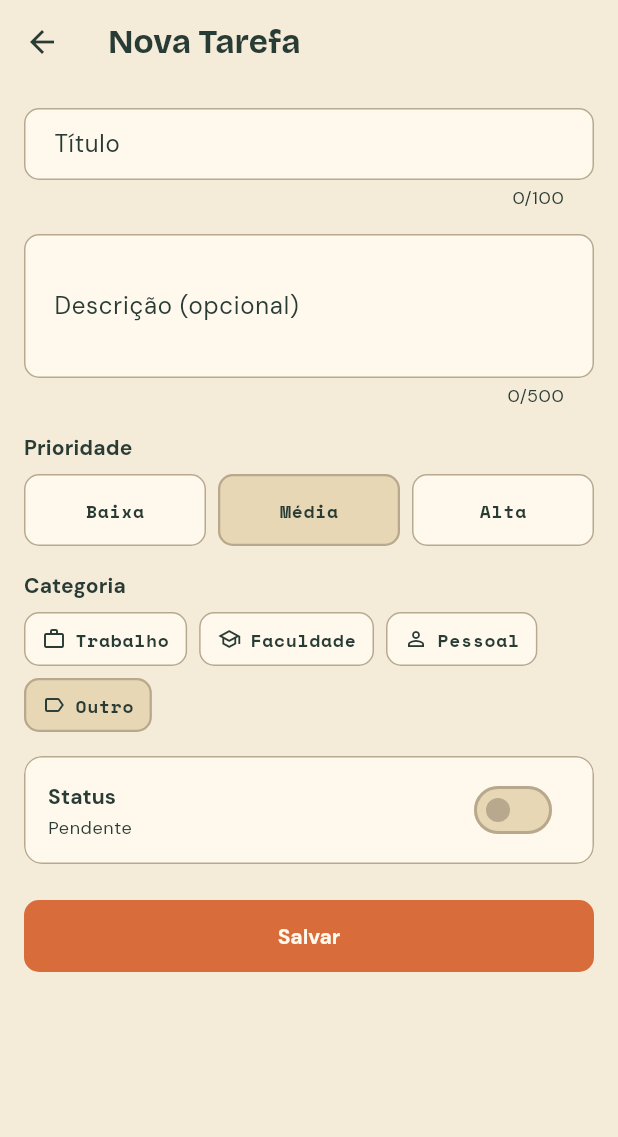
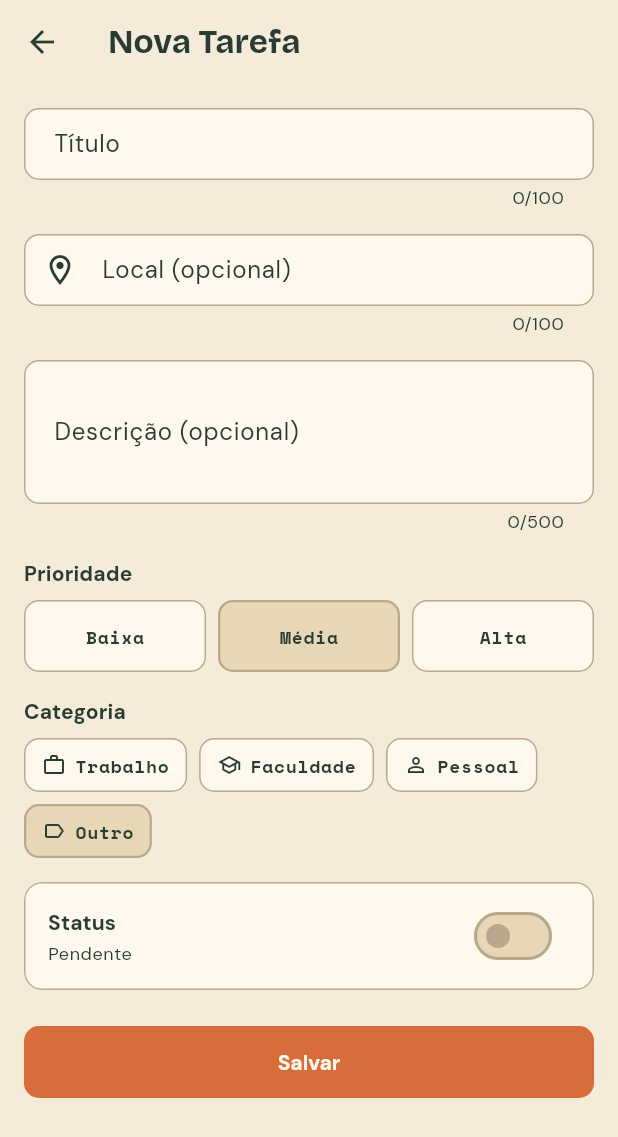
Before and after one commit to DaviBMachado/p2-pdd2, a Flutter app: the TaskFormScreen screen opened directly with empty values, on a phone screen of 412 x 824 dp. Shown: the top 1137 px of the screen. Run offline on Flutter 3.47's test engine with Material 3 defaults, Android fonts, the phone set to English and light mode, and no system bars; our stand-ins replace shared_preferences, sqflite, sqflite_common_ffi_web; accounts and stored records are empty.

Commit message:
feat: add location field to task card

```diff
--- a/lib/models/task_model.dart
+++ b/lib/models/task_model.dart
@@ -21,6 +21,7 @@ class TaskModel {
   final int userId;
   final String title;
   final String description;
+  final String location;
   final int priority;
   final bool isCompleted;
   final TaskCategory category;
@@ -32,6 +33,7 @@ class TaskModel {
     required this.userId,
     required this.title,
     this.description = '',
+    this.location = '',
     this.priority = 2,
     this.isCompleted = false,
     this.category = TaskCategory.other,
@@ -62,6 +64,7 @@ class TaskModel {
       userId: map['user_id'] as int,
       title: map['title'] as String,
       description: (map['description'] as String?) ?? '',
+      location: (map['location'] as String?) ?? '',
       priority: map['priority'] as int,
       isCompleted: (map['is_completed'] as int) == 1,
       category: _parseCategory(map['category']),
@@ -77,6 +80,7 @@ class TaskModel {
       'user_id': userId,
       'title': title,
       'description': description,
+      'location': location,
       'priority': priority,
       'is_completed': isCompleted ? 1 : 0,
       'category': category.name,
@@ -91,6 +95,7 @@ class TaskModel {
     int? userId,
     String? title,
     String? description,
+    String? location,
     int? priority,
     bool? isCompleted,
     TaskCategory? category,
@@ -102,6 +107,7 @@ class TaskModel {
       userId: userId ?? this.userId,
       title: title ?? this.title,
       description: description ?? this.description,
+      location: location ?? this.location,
       priority: priority ?? this.priority,
       isCompleted: isCompleted ?? this.isCompleted,
       category: category ?? this.category,
--- a/lib/screens/task_form_screen.dart
+++ b/lib/screens/task_form_screen.dart
@@ -28,6 +28,7 @@ class _TaskFormScreenState extends State<TaskFormScreen> {
   Future<void> _handleSubmit(
     String title,
     String? description,
+    String? location,
     int priority,
     bool isCompleted,
     TaskCategory category,
@@ -40,6 +41,7 @@ class _TaskFormScreenState extends State<TaskFormScreen> {
         final updated = widget.task!.copyWith(
           title: title,
           description: description ?? '',
+          location: location ?? '',
           priority: priority,
           isCompleted: isCompleted,
           category: category,
@@ -52,6 +54,7 @@ class _TaskFormScreenState extends State<TaskFormScreen> {
             userId: widget.userId,
             title: title,
             description: description ?? '',
+            location: location ?? '',
             priority: priority,
             isCompleted: isCompleted,
             category: category,
--- a/lib/widgets/task_form.dart
+++ b/lib/widgets/task_form.dart
@@ -10,6 +10,7 @@ class TaskForm extends StatefulWidget {
   final void Function(
     String title,
     String? description,
+    String? location,
     int priority,
     bool isCompleted,
     TaskCategory category,
@@ -30,6 +31,7 @@ class _TaskFormState extends State<TaskForm> {
   final _formKey = GlobalKey<FormState>();
   late final TextEditingController _titleController;
   late final TextEditingController _descriptionController;
+  late final TextEditingController _locationController;
   late int _priority;
   late bool _isCompleted;
   late TaskCategory _category;
@@ -47,6 +49,9 @@ class _TaskFormState extends State<TaskForm> {
     _descriptionController = TextEditingController(
       text: widget.initialTask?.description ?? '',
     );
+    _locationController = TextEditingController(
+      text: widget.initialTask?.location ?? '',
+    );
     _priority = widget.initialTask?.priority ?? 2;
     _isCompleted = widget.initialTask?.isCompleted ?? false;
     _category = widget.initialTask?.category ?? TaskCategory.other;
@@ -56,6 +61,7 @@ class _TaskFormState extends State<TaskForm> {
   void dispose() {
     _titleController.dispose();
     _descriptionController.dispose();
+    _locationController.dispose();
     super.dispose();
   }
 
@@ -66,9 +72,11 @@ class _TaskFormState extends State<TaskForm> {
     }
     final title = _titleController.text.trim();
     final desc = _descriptionController.text.trim();
+    final location = _locationController.text.trim();
     widget.onSubmit(
       title,
       desc.isEmpty ? null : desc,
+      location.isEmpty ? null : location,
       _priority,
       _isCompleted,
       _category,
@@ -93,6 +101,15 @@ class _TaskFormState extends State<TaskForm> {
             validator: (value) => (value == null || value.trim().isEmpty)
                 ? 'Informe o título da tarefa'
                 : null,
+          ),
+          const SizedBox(height: AppTheme.spacingMd),
+          CustomTextField(
+            controller: _locationController,
+            label: 'Local (opcional)',
+            hint: 'Ex.: Biblioteca, Escritório, Casa...',
+            maxLength: 100,
+            prefixIcon: Icons.location_on_outlined,
+            textInputAction: TextInputAction.next,
           ),
           const SizedBox(height: AppTheme.spacingMd),
           CustomTextField(
```
Also changed, not shown: lib/services/database_service.dart (+7 -1 lines), lib/widgets/task_card.dart (+23 -0 lines), 2 other files.
